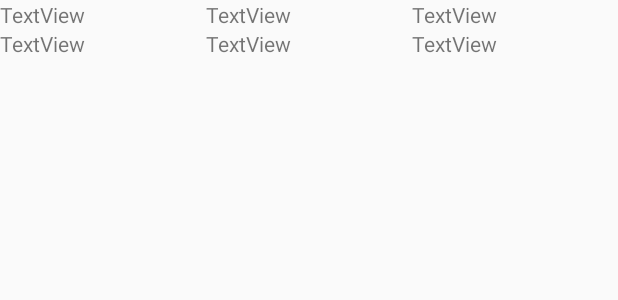
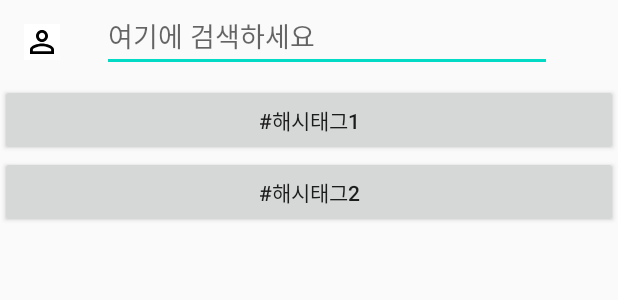
Before and after one commit to JiHyeonMon/selffee_android, an Android app: the layout activity_search.xml on its own in the app's theme, with its tools: preview values and no code run, on a phone screen of 412 x 824 dp. Shown: the top 300 px of the screen. Run offline under Robolectric (Android 15) with nearby library versions, the phone set to English and light mode, and no system bars.

Commit message:
버튼 연동

```diff
--- a/Sopkerton/app/src/main/java/com/danmin/sopkerton/MainActivity.kt
+++ b/Sopkerton/app/src/main/java/com/danmin/sopkerton/MainActivity.kt
@@ -18,11 +18,14 @@ class MainActivity : AppCompatActivity() {
         super.onCreate(savedInstanceState)
         setContentView(R.layout.activity_main)
 
-        button.setOnClickListener {
+        btn_search.setOnClickListener {
             val intent = Intent(this, SearchActivity::class.java)
             startActivity(intent)
         }
-
+        btn_mypage.setOnClickListener {
+            val intent = Intent(this, MypageActivity::class.java)
+            startActivity(intent)
+        }
         mainAdapter = MainAdapter(this)
         rv_home.run {
             adapter = mainAdapter
@@ -33,7 +36,7 @@ class MainActivity : AppCompatActivity() {
             add(
                 MainData(
                     username = "이정민",
-                    img_profile = "https://avatars1.githubusercontent.com/u/50590192?s=460&u=e6a104455a4e61cb4b4693e1be8debc48bb955f6&v=4",
+//                    img_profile = "https://avatars1.githubusercontent.com/u/50590192?s=460&u=e6a104455a4e61cb4b4693e1be8debc48bb955f6&v=4",
                     img_content = "https://img.insight.co.kr/static/2018/09/15/700/747cl3tq51cz06846r5u.jpg",
                     content = "우와~~~~"
                 )
--- a/Sopkerton/app/src/main/java/com/danmin/sopkerton/SearchActivity.kt
+++ b/Sopkerton/app/src/main/java/com/danmin/sopkerton/SearchActivity.kt
@@ -1,9 +1,9 @@
 package com.danmin.sopkerton
 
+import android.content.Intent
 import androidx.appcompat.app.AppCompatActivity
 import android.os.Bundle
 import androidx.recyclerview.widget.GridLayoutManager
-import androidx.recyclerview.widget.LinearLayoutManager
 import com.danmin.sopkerton.searchRecycler.SearchAdapter
 import com.danmin.sopkerton.searchRecycler.SearchData
 import kotlinx.android.synthetic.main.activity_search.*
@@ -16,6 +16,18 @@ class SearchActivity : AppCompatActivity() {
     override fun onCreate(savedInstanceState: Bundle?) {
         super.onCreate(savedInstanceState)
         setContentView(R.layout.activity_search)
+
+        btn_mypage.setOnClickListener {
+            val intent = Intent(this, MypageActivity::class.java)
+            startActivity(intent)
+        }
+
+        btn_hash1.setOnClickListener {
+            edit_search.setText(btn_hash1.text)
+        }
+        btn_hash2.setOnClickListener {
+            edit_search.setText(btn_hash2.text)
+        }
 
         searchAdapter = SearchAdapter(this)
         rv_search.run {
--- a/Sopkerton/app/src/main/java/com/danmin/sopkerton/mainRecycler/MainData.kt
+++ b/Sopkerton/app/src/main/java/com/danmin/sopkerton/mainRecycler/MainData.kt
@@ -2,7 +2,7 @@ package com.danmin.sopkerton.mainRecycler
 
 data class MainData(
     val username: String,
-    val img_profile: String,
+//    val img_profile: String,
     val img_content: String,
     val content: String
 )
--- a/Sopkerton/app/src/main/java/com/danmin/sopkerton/mainRecycler/MainViewHolder.kt
+++ b/Sopkerton/app/src/main/java/com/danmin/sopkerton/mainRecycler/MainViewHolder.kt
@@ -10,12 +10,12 @@ import com.danmin.sopkerton.R
 
 class MainViewHolder(itemView: View):RecyclerView.ViewHolder(itemView){
     val username = itemView.findViewById<TextView>(R.id.username)
-    val img_profile = itemView.findViewById<ImageView>(R.id.img_profile)
+//    val img_profile = itemView.findViewById<ImageView>(R.id.img_profile)
     val img_content = itemView.findViewById<ImageView>(R.id.img_content)
 
     fun bind(mainData: MainData){
         username.text = mainData.username
-        Glide.with(itemView).load(mainData.img_profile).into(img_profile)
+//        Glide.with(itemView).load(mainData.img_profile).into(img_profile)
         Glide.with(itemView).load(mainData.img_content).into(img_content)
     }
 }
--- a/Sopkerton/app/src/main/java/com/danmin/sopkerton/searchRecycler/SearchViewHolder.kt
+++ b/Sopkerton/app/src/main/java/com/danmin/sopkerton/searchRecycler/SearchViewHolder.kt
@@ -8,7 +8,6 @@ import com.bumptech.glide.Glide
 import com.danmin.sopkerton.R
 
 class SearchViewHolder(itemView: View): RecyclerView.ViewHolder(itemView){
-    val img_profile = itemView.findViewById<ImageView>(R.id.img_profile)
     val img_content = itemView.findViewById<ImageView>(R.id.img_content)
     val content = itemView.findViewById<TextView>(R.id.content)
 
@@ -18,4 +17,6 @@ class SearchViewHolder(itemView: View): RecyclerView.ViewHolder(itemView){
     }
 
 
+
+
 }
--- a/Sopkerton/app/src/main/res/layout/activity_main.xml
+++ b/Sopkerton/app/src/main/res/layout/activity_main.xml
@@ -18,7 +18,7 @@
         app:layout_constraintTop_toTopOf="parent">
 
         <androidx.appcompat.widget.AppCompatImageView
-            android:id="@+id/person"
+            android:id="@+id/btn_mypage"
             android:layout_width="48dp"
             android:layout_height="48dp"
             android:layout_marginLeft="8dp"
@@ -32,13 +32,13 @@
             android:layout_marginLeft="8dp"
             android:layout_marginTop="35dp"
             android:src="@drawable/selffee_logo"
-            app:layout_constraintEnd_toStartOf="@id/search"
-            app:layout_constraintStart_toEndOf="@id/person"
+            app:layout_constraintEnd_toStartOf="@id/btn_search"
+            app:layout_constraintStart_toEndOf="@id/btn_mypage"
             app:layout_constraintTop_toTopOf="parent" />
 
         <androidx.appcompat.widget.AppCompatImageView
             android:layout_width="48dp"
-            android:id="@+id/search"
+            android:id="@+id/btn_search"
             android:layout_height="48dp"
             android:src="@drawable/icon_search"
             android:layout_marginRight="8dp"
--- a/Sopkerton/app/src/main/res/layout/activity_search.xml
+++ b/Sopkerton/app/src/main/res/layout/activity_search.xml
@@ -6,79 +6,68 @@
     android:layout_height="match_parent"
     tools:context=".SearchActivity">
 
+    <androidx.appcompat.widget.Toolbar
+        android:id="@+id/toolbar"
+        android:layout_width="match_parent"
+        android:layout_height="wrap_content"
+        app:layout_constraintEnd_toEndOf="parent"
+        app:layout_constraintStart_toStartOf="parent"
+        app:layout_constraintTop_toTopOf="parent" />
+
+    <ImageButton
+        android:id="@+id/btn_mypage"
+        android:background="#ffffff"
+        android:layout_width="wrap_content"
+        android:layout_height="wrap_content"
+        android:layout_marginStart="16dp"
+        android:layout_marginLeft="16dp"
+        android:layout_marginTop="16dp"
+        android:src="@drawable/ic_person_outline_black_24dp"
+        app:layout_constraintStart_toStartOf="@+id/toolbar"
+        app:layout_constraintTop_toTopOf="parent" />
+
+
+    <EditText
+        android:id="@+id/edit_search"
+        android:layout_width="300dp"
+        android:layout_height="wrap_content"
+        android:layout_marginStart="28dp"
+        android:layout_marginLeft="28dp"
+        android:hint="여기에 검색하세요"
+        app:layout_constraintStart_toEndOf="@+id/btn_mypage"
+        app:layout_constraintTop_toTopOf="parent" />
+
     <LinearLayout
         android:id="@+id/linearLayout"
         android:layout_width="match_parent"
         android:layout_height="wrap_content"
         android:orientation="vertical"
         app:layout_constraintEnd_toEndOf="parent"
-        app:layout_constraintStart_toStartOf="parent"
-        app:layout_constraintTop_toTopOf="parent">
+        app:layout_constraintTop_toBottomOf="@+id/toolbar">
 
-        <LinearLayout
+
+        <Button
+            android:id="@+id/btn_hash1"
             android:layout_width="match_parent"
             android:layout_height="wrap_content"
-            android:orientation="horizontal">
+            android:text="#해시태그1" />
 
-            <TextView
-                android:id="@+id/textView"
-                android:layout_width="wrap_content"
-                android:layout_height="wrap_content"
-                android:layout_weight="1"
-                android:text="TextView" />
-
-            <TextView
-                android:id="@+id/textView4"
-                android:layout_width="wrap_content"
-                android:layout_height="wrap_content"
-                android:layout_weight="1"
-                android:text="TextView" />
-
-            <TextView
-                android:id="@+id/textView5"
-                android:layout_width="wrap_content"
-                android:layout_height="wrap_content"
-                android:layout_weight="1"
-                android:text="TextView" />
-
-        </LinearLayout>
-
-        <LinearLayout
+        <Button
+            android:id="@+id/btn_hash2"
             android:layout_width="match_parent"
-            android:layout_height="match_parent"
-            android:layout_weight="1"
-            android:orientation="horizontal">
-
-            <TextView
-                android:id="@+id/textView6"
-                android:layout_width="wrap_content"
-                android:layout_height="wrap_content"
-                android:layout_weight="1"
-                android:text="TextView" />
-
-            <TextView
-                android:id="@+id/textView7"
-                android:layout_width="wrap_content"
-                android:layout_height="wrap_content"
-                android:layout_weight="1"
-                android:text="TextView" />
-
-            <TextView
-                android:id="@+id/textView8"
-                android:layout_width="wrap_content"
-                android:layout_height="wrap_content"
-                android:layout_weight="1"
-                android:text="TextView" />
-
-        </LinearLayout>
+            android:layout_height="wrap_content"
+            android:text="#해시태그2" />
     </LinearLayout>
 
     <androidx.recyclerview.widget.RecyclerView
         android:id="@+id/rv_search"
         android:layout_width="match_parent"
         android:layout_height="match_parent"
-        android:layout_marginTop="40dp"
+        android:layout_marginTop="176dp"
         android:layout_weight="1"
-        app:layout_constraintTop_toBottomOf="@+id/linearLayout"
-        tools:layout_editor_absoluteX="-16dp" />
+        app:layout_constraintEnd_toEndOf="parent"
+        app:layout_constraintHorizontal_bias="1.0"
+        app:layout_constraintStart_toStartOf="parent"
+        app:layout_constraintTop_toBottomOf="@+id/linearLayout" />
+
 </androidx.constraintlayout.widget.ConstraintLayout>
--- a/Sopkerton/app/src/main/res/layout/item_search.xml
+++ b/Sopkerton/app/src/main/res/layout/item_search.xml
@@ -22,9 +22,12 @@
         android:id="@+id/imageView2"
         android:layout_width="50dp"
         android:layout_height="50dp"
-        app:layout_constraintBottom_toBottomOf="@+id/img_content"
-        app:layout_constraintEnd_toEndOf="@+id/img_content"
-        app:srcCompat="@drawable/ic_favorite" />
+        android:layout_marginStart="20dp"
+        android:layout_marginLeft="20dp"
+        android:layout_marginTop="16dp"
+        app:layout_constraintStart_toStartOf="@+id/img_content"
+        app:layout_constraintTop_toTopOf="@+id/img_content"
+        app:srcCompat="@drawable/icon_heart_selected" />
 
     <TextView
         android:id="@+id/content"
```
